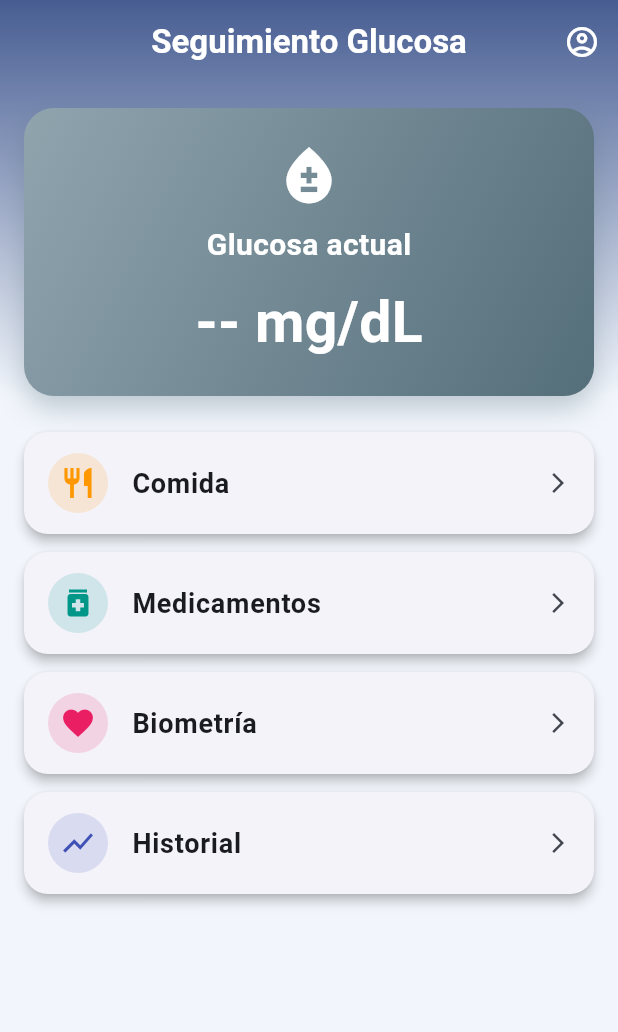
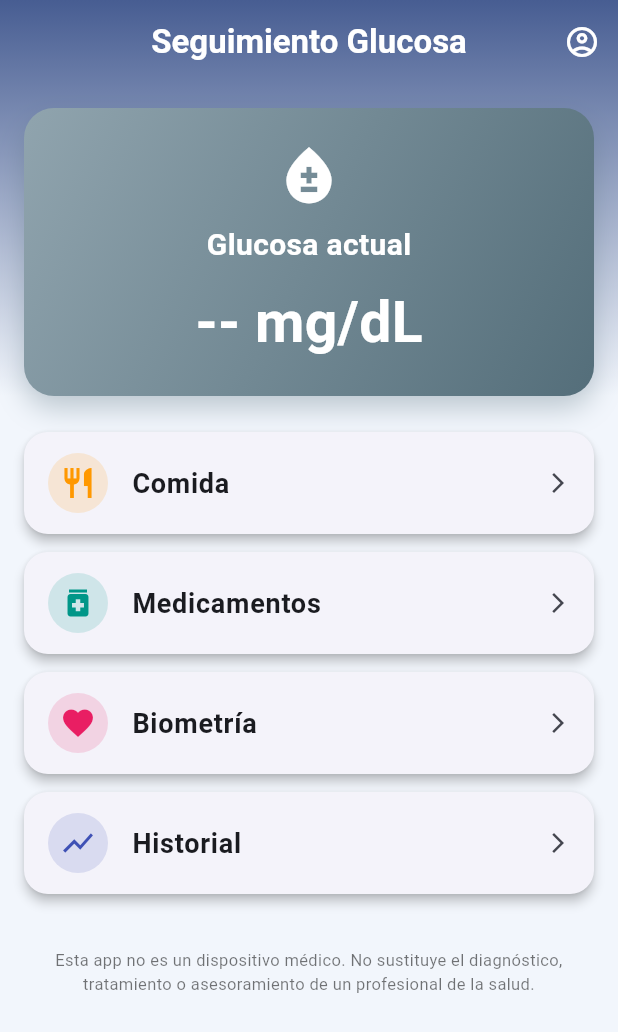
Before and after one commit to oscargbarraza-dotcom/control_glucosa, a Flutter app: the screen it shows after launch, on a phone screen of 412 x 824 dp. Shown: the top 1032 px of the screen. Run offline on Flutter 3.47's test engine with Material 3 defaults, Android fonts, the phone set to English and light mode, and no system bars; our stand-ins replace cloud_firestore, firebase_auth, firebase_core, fl_chart, flutter_local_notifications, flutter_timezone and 3 more; missing offline and left inert: health; accounts and stored records are empty.

Commit message:
fix(ui): agrega disclaimer visible en HomeScreen y corrige contraste de TabBar
- Agrega el aviso de que la app no es un dispositivo medico al final del ListView de HomeScreen, visible siempre sin depender de AuthScreen (opcional).

- Corrige tabBarTheme en main.dart: el TabBar de Comida/Medicamentos/Biometria/Historial usaba colores por defecto de Material 3 con muy bajo contraste sobre el AppBar azul oscuro. Ahora usa blanco/white70 consistente con appBarTheme.

- Actualiza PROJECT_CONTEXT.md (punto 10 del checklist de produccion): documenta ambos fixes y la validacion con capturas de pantalla en dispositivo Honor ELI-NX9 real usando el APK release.

- Validado con flutter analyze (sin issues) y flutter test (126/126).

```diff
--- a/lib/main.dart
+++ b/lib/main.dart
@@ -127,6 +127,19 @@ class SeguimientoGlucosaApp extends StatelessWidget {
         centerTitle: true,
         elevation: 0,
       ),
+      // El `TabBar` de Comida/Medicamentos/Biometría/Historial se
+      // coloca en `AppBar.bottom`, sobre el mismo fondo azul oscuro
+      // (`colorScheme.primary`) que el resto del AppBar. Sin este
+      // override, Material 3 usa `colorScheme.primary` como color de
+      // la pestaña activa y del indicador, y `onSurfaceVariant` (gris
+      // pensado para fondos claros) para la inactiva: ambos quedan
+      // con muy bajo contraste sobre ese mismo azul, haciendo que el
+      // texto y los íconos de las pestañas casi no se vean.
+      tabBarTheme: const TabBarThemeData(
+        labelColor: Colors.white,
+        unselectedLabelColor: Colors.white70,
+        indicatorColor: Colors.white,
+      ),
       cardTheme: CardThemeData(
         elevation: 3,
         shape: RoundedRectangleBorder(borderRadius: BorderRadius.circular(16)),
--- a/lib/screens/home_screen.dart
+++ b/lib/screens/home_screen.dart
@@ -623,6 +623,20 @@ class _HomeScreenState extends State<HomeScreen> {
                 color: Colors.indigo,
                 onTap: _openHistoryScreen,
               ),
+              const SizedBox(height: 24),
+              // Aviso legal del checklist de producción (ficha de Google
+              // Play, punto 10): visible siempre en la pantalla de inicio,
+              // sin depender de que el usuario abra la pantalla de Cuenta
+              // (el inicio de sesión es opcional) ni el enlace externo a
+              // la política de privacidad. Mismo texto que el aviso de
+              // `PRIVACY_POLICY.md`.
+              const Text(
+                'Esta app no es un dispositivo médico. No sustituye el '
+                'diagnóstico, tratamiento o asesoramiento de un '
+                'profesional de la salud.',
+                style: TextStyle(color: Colors.black54, fontSize: 11),
+                textAlign: TextAlign.center,
+              ),
             ],
           ),
         ),
```
Also changed, not shown: 1 other file.
